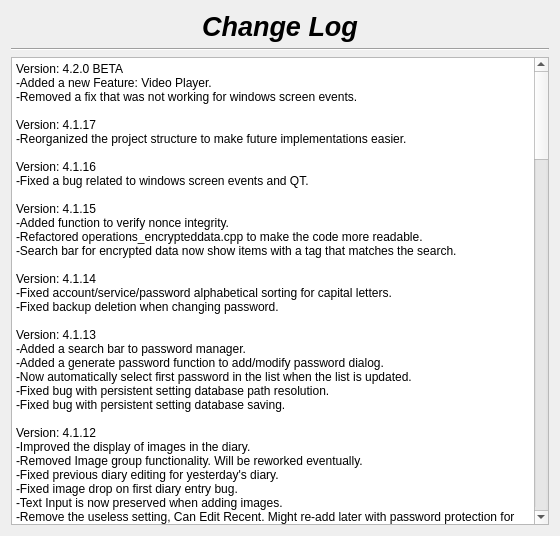
Before: the Qt Designer form changelog.ui in therealMaPMaKeR/MMDiary, drawn with Qt 5.
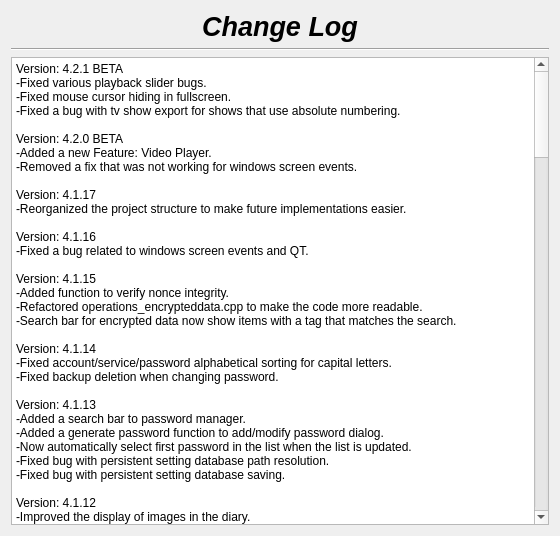
After: the same form once the commit is applied.

Commit message: fixed export for absolute numbered shows

```diff
--- a/changelog.ui
+++ b/changelog.ui
@@ -55,7 +55,7 @@
 li.unchecked::marker { content: &quot;\2610&quot;; }
 li.checked::marker { content: &quot;\2612&quot;; }
 &lt;/style&gt;&lt;/head&gt;&lt;body style=&quot; font-family:'Segoe UI'; font-size:9pt; font-weight:400; font-style:normal;&quot;&gt;
-&lt;p style=&quot; margin-top:0px; margin-bottom:0px; margin-left:0px; margin-right:0px; -qt-block-indent:0; text-indent:0px;&quot;&gt;Version: 4.2.0 BETA&lt;br /&gt;-Added a new Feature: Video Player.&lt;/p&gt;
+&lt;p style=&quot; margin-top:0px; margin-bottom:0px; margin-left:0px; margin-right:0px; -qt-block-indent:0; text-indent:0px;&quot;&gt;Version: 4.2.1 BETA&lt;br /&gt;-Fixed various playback slider bugs.&lt;br /&gt;-Fixed mouse cursor hiding in fullscreen.&lt;br /&gt;-Fixed a bug with tv show export for shows that use absolute numbering.&lt;br /&gt;&lt;br /&gt;Version: 4.2.0 BETA&lt;br /&gt;-Added a new Feature: Video Player.&lt;/p&gt;
 &lt;p style=&quot; margin-top:0px; margin-bottom:0px; margin-left:0px; margin-right:0px; -qt-block-indent:0; text-indent:0px;&quot;&gt;-Removed a fix that was not working for windows screen events.&lt;/p&gt;
 &lt;p style=&quot;-qt-paragraph-type:empty; margin-top:0px; margin-bottom:0px; margin-left:0px; margin-right:0px; -qt-block-indent:0; text-indent:0px;&quot;&gt;&lt;br /&gt;&lt;/p&gt;
 &lt;p style=&quot; margin-top:0px; margin-bottom:0px; margin-left:0px; margin-right:0px; -qt-block-indent:0; text-indent:0px;&quot;&gt;Version: 4.1.17&lt;br /&gt;-Reorganized the project structure to make future implementations easier.&lt;br /&gt;&lt;br /&gt;Version: 4.1.16&lt;br /&gt;-Fixed a bug related to windows screen events and QT.&lt;/p&gt;
```
The commit also changes 2 other files.
